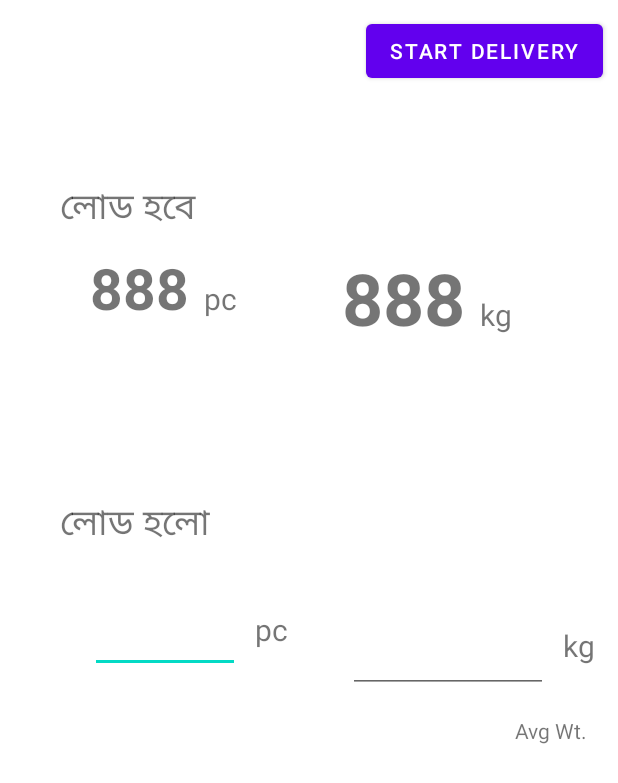
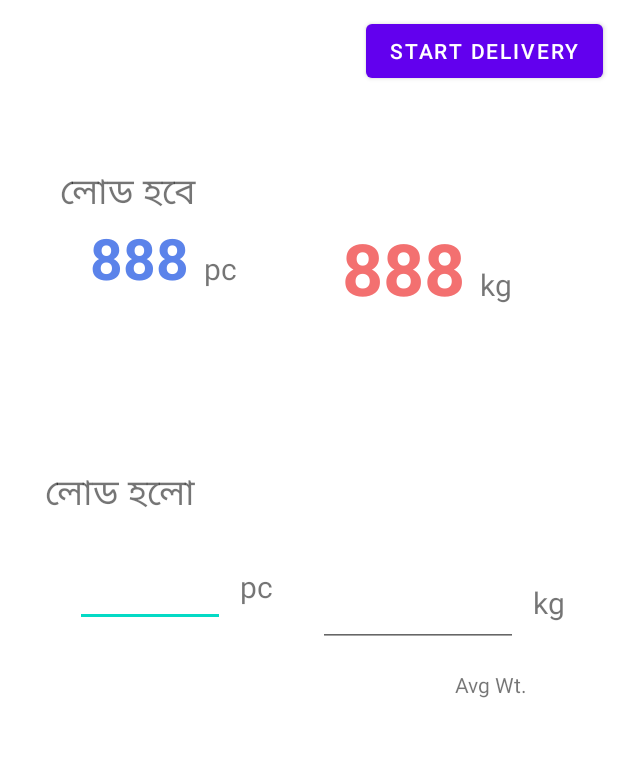
Before and after one commit to prasunmondal/MBros_v3, an Android app: the layout activity_delivering_load.xml on its own in the app's theme, with its tools: preview values and no code run, on a phone screen of 412 x 824 dp. Shown: the top 783 px of the screen. Run offline under Robolectric (Android 15) with nearby library versions, the phone set to English and light mode, and no system bars.

Commit message:
Update activity_delivering_load.xml

```diff
--- a/app/src/main/res/layout/activity_delivering_load.xml
+++ b/app/src/main/res/layout/activity_delivering_load.xml
@@ -6,27 +6,44 @@
     android:layout_height="match_parent"
     tools:context=".ActivityDeliveringLoad">
 
-    <TextView
-        android:id="@+id/textView"
-        android:layout_width="wrap_content"
-        android:layout_height="wrap_content"
-        android:layout_marginStart="40dp"
-        android:layout_marginTop="120dp"
-        android:text="লোড হবে "
-        android:textSize="24sp"
+    <androidx.constraintlayout.widget.ConstraintLayout
+        android:id="@+id/constraintLayout"
+        android:layout_width="match_parent"
+        android:layout_height="match_parent"
+        android:layout_marginStart="10dp"
+        android:layout_marginTop="10dp"
+        android:layout_marginEnd="10dp"
+        android:layout_marginBottom="10dp"
+        app:layout_constraintBottom_toBottomOf="parent"
+        app:layout_constraintEnd_toEndOf="parent"
         app:layout_constraintStart_toStartOf="parent"
-        app:layout_constraintTop_toTopOf="parent" />
+        app:layout_constraintTop_toTopOf="parent">
+
+    </androidx.constraintlayout.widget.ConstraintLayout>
 
     <LinearLayout
         android:id="@+id/linearLayout"
         android:layout_width="0dp"
         android:layout_height="wrap_content"
-        android:layout_marginStart="20dp"
-        android:layout_marginTop="10dp"
-        android:orientation="horizontal"
+        android:layout_marginStart="30dp"
+        android:layout_marginTop="100dp"
+        android:orientation="vertical"
         app:layout_constraintEnd_toEndOf="parent"
-        app:layout_constraintStart_toStartOf="@+id/textView"
-        app:layout_constraintTop_toBottomOf="@+id/textView">
+        app:layout_constraintStart_toStartOf="@+id/constraintLayout"
+        app:layout_constraintTop_toTopOf="@+id/constraintLayout">
+
+        <TextView
+            android:id="@+id/textView"
+            android:layout_width="wrap_content"
+            android:layout_height="wrap_content"
+            android:text="লোড হবে "
+            android:textSize="24sp" />
+
+        <LinearLayout
+            android:layout_width="match_parent"
+            android:layout_height="match_parent"
+            android:layout_marginLeft="20dp"
+            android:orientation="horizontal">
 
             <LinearLayout
                 android:layout_width="wrap_content"
@@ -38,6 +55,7 @@
                     android:layout_width="wrap_content"
                     android:layout_height="wrap_content"
                     android:text="888"
+                    android:textColor="#5B83EA"
                     android:textSize="38sp"
                     android:textStyle="bold" />
 
@@ -62,6 +80,7 @@
                     android:layout_height="wrap_content"
                     android:layout_weight="1"
                     android:text="888"
+                    android:textColor="#F37070"
                     android:textSize="48sp"
                     android:textStyle="bold" />
 
@@ -77,11 +96,14 @@
 
         </LinearLayout>
 
+    </LinearLayout>
+
     <LinearLayout
         android:id="@+id/linearLayout12"
         android:layout_width="match_parent"
         android:layout_height="wrap_content"
-        android:layout_marginStart="40dp"
+        android:layout_marginStart="30dp"
+        android:layout_marginTop="100dp"
         android:orientation="vertical"
         app:layout_constraintStart_toStartOf="@+id/textView"
         app:layout_constraintTop_toBottomOf="@+id/linearLayout">
@@ -90,7 +112,6 @@
             android:id="@+id/textView6"
             android:layout_width="match_parent"
             android:layout_height="wrap_content"
-            android:layout_marginTop="100dp"
             android:text="লোড হলো"
             android:textSize="24sp"
             app:layout_constraintStart_toStartOf="parent"
@@ -116,7 +137,8 @@
                     android:id="@+id/textedit2"
                     android:layout_width="100dp"
                     android:layout_height="wrap_content"
-                    android:textSize="38sp"
+                    android:textColor="#1F4FCC"
+                    android:textSize="30sp"
                     android:textStyle="bold" />
 
                 <TextView
@@ -131,7 +153,7 @@
             <LinearLayout
                 android:layout_width="wrap_content"
                 android:layout_height="wrap_content"
-                android:layout_marginStart="40dp"
+                android:layout_marginStart="30dp"
                 android:orientation="horizontal">
 
                 <com.google.android.material.textfield.TextInputEditText
@@ -139,7 +161,8 @@
                     android:layout_width="133dp"
                     android:layout_height="wrap_content"
                     android:layout_weight="1"
-                    android:textSize="48sp"
+                    android:textColor="#F13535"
+                    android:textSize="40sp"
                     android:textStyle="bold" />
 
                 <TextView
```
Lines whose indentation alone changed are shown as unchanged.
